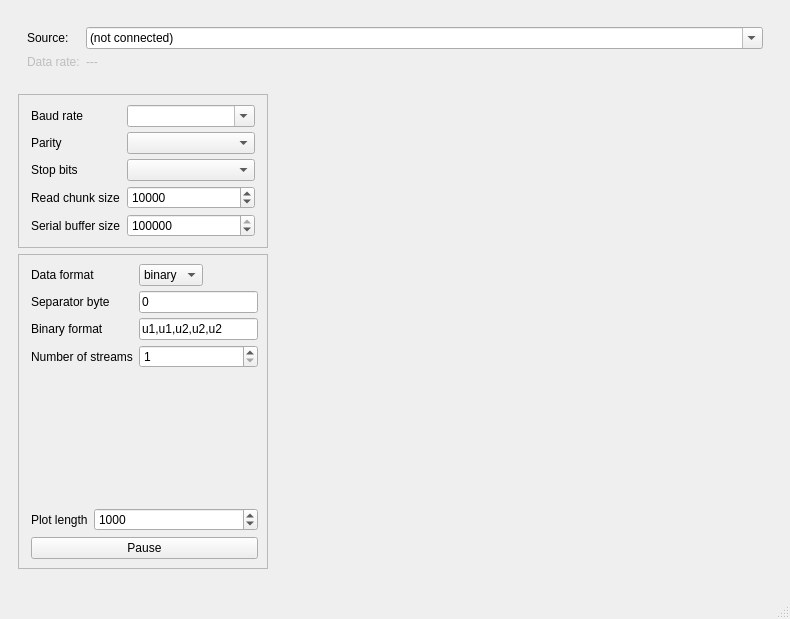
Old version of the form src/splot/splot.ui in the repository starfishneuroscience/splot.
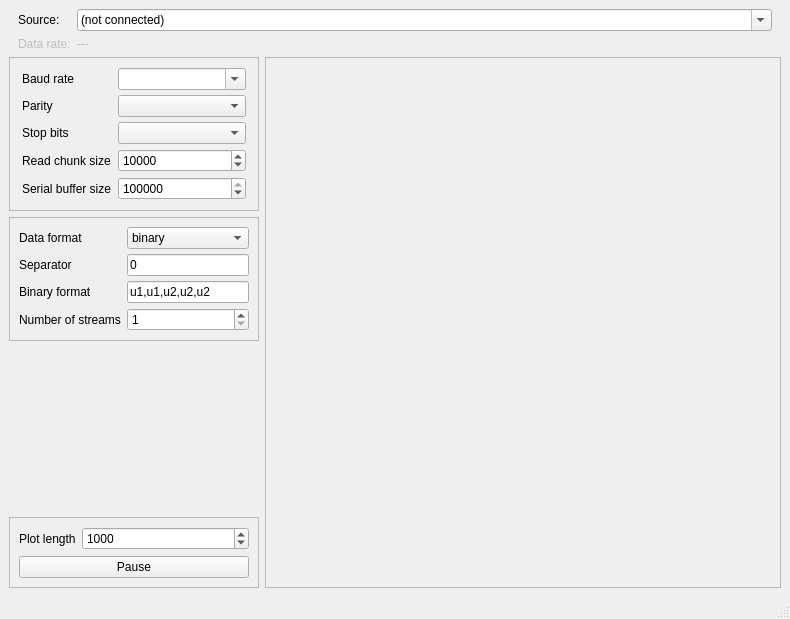
New version of the form.

Commit message:
UI fixes and some ASCII parsing fixes (#3)
See README for changelog.

```diff
--- a/src/splot/splot.ui
+++ b/src/splot/splot.ui
@@ -15,6 +15,18 @@
   </property>
   <widget class="QWidget" name="centralwidget">
    <layout class="QHBoxLayout" name="horizontalLayout">
+    <property name="leftMargin">
+     <number>0</number>
+    </property>
+    <property name="topMargin">
+     <number>0</number>
+    </property>
+    <property name="rightMargin">
+     <number>0</number>
+    </property>
+    <property name="bottomMargin">
+     <number>0</number>
+    </property>
     <item>
      <widget class="QFrame" name="verticalFrame_2">
       <property name="sizePolicy">
@@ -25,7 +37,7 @@
       </property>
       <layout class="QVBoxLayout" name="verticalLayout_3">
        <item>
-        <widget class="QFrame" name="formFrame_3">
+        <widget class="QFrame" name="sourceFrame_2">
          <property name="sizePolicy">
           <sizepolicy hsizetype="Expanding" vsizetype="Fixed">
            <horstretch>0</horstretch>
@@ -42,11 +54,20 @@
           <enum>QFrame::Plain</enum>
          </property>
          <layout class="QFormLayout" name="sourceFrame">
+          <property name="fieldGrowthPolicy">
+           <enum>QFormLayout::ExpandingFieldsGrow</enum>
+          </property>
           <property name="formAlignment">
            <set>Qt::AlignLeading|Qt::AlignLeft|Qt::AlignTop</set>
           </property>
+          <property name="topMargin">
+           <number>0</number>
+          </property>
+          <property name="bottomMargin">
+           <number>0</number>
+          </property>
           <item row="0" column="0">
-           <widget class="QLabel" name="label_5">
+           <widget class="QLabel" name="sourceLabel">
             <property name="sizePolicy">
              <sizepolicy hsizetype="Preferred" vsizetype="Preferred">
               <horstretch>0</horstretch>
@@ -112,7 +133,7 @@
         </widget>
        </item>
        <item>
-        <layout class="QHBoxLayout" name="horizontalLayout_6">
+        <layout class="QHBoxLayout" name="horizontalLayout_2">
          <item>
           <widget class="QFrame" name="leftFrame">
            <property name="sizePolicy">
@@ -138,13 +159,13 @@
              <number>0</number>
             </property>
             <property name="topMargin">
-             <number>10</number>
+             <number>0</number>
             </property>
             <property name="rightMargin">
              <number>0</number>
             </property>
             <property name="bottomMargin">
-             <number>10</number>
+             <number>0</number>
             </property>
             <item>
              <widget class="QFrame" name="serialParametersFrame">
@@ -161,6 +182,9 @@
                <enum>QFrame::Raised</enum>
               </property>
               <layout class="QFormLayout" name="serialParametersFormLayout">
+               <property name="fieldGrowthPolicy">
+                <enum>QFormLayout::ExpandingFieldsGrow</enum>
+               </property>
                <property name="verticalSpacing">
                 <number>5</number>
                </property>
@@ -185,6 +209,12 @@
                </item>
                <item row="0" column="1">
                 <widget class="QComboBox" name="serialBaudRateComboBox">
+                 <property name="sizePolicy">
+                  <sizepolicy hsizetype="Expanding" vsizetype="Fixed">
+                   <horstretch>0</horstretch>
+                   <verstretch>0</verstretch>
+                  </sizepolicy>
+                 </property>
                  <property name="editable">
                   <bool>true</bool>
                  </property>
@@ -198,7 +228,14 @@
                 </widget>
                </item>
                <item row="1" column="1">
-                <widget class="QComboBox" name="serialParityComboBox"/>
+                <widget class="QComboBox" name="serialParityComboBox">
+                 <property name="sizePolicy">
+                  <sizepolicy hsizetype="Expanding" vsizetype="Fixed">
+                   <horstretch>0</horstretch>
+                   <verstretch>0</verstretch>
+                  </sizepolicy>
+                 </property>
+                </widget>
                </item>
                <item row="2" column="0">
                 <widget class="QLabel" name="serialStopBitsLabel">
@@ -208,44 +245,51 @@
                 </widget>
                </item>
                <item row="2" column="1">
-                <widget class="QComboBox" name="serialStopBitsComboBox"/>
+                <widget class="QComboBox" name="serialStopBitsComboBox">
+                 <property name="sizePolicy">
+                  <sizepolicy hsizetype="Expanding" vsizetype="Fixed">
+                   <horstretch>0</horstretch>
+                   <verstretch>0</verstretch>
+                  </sizepolicy>
+                 </property>
+                </widget>
                </item>
-               <item row="3" column="0">
+               <item row="4" column="0">
                 <widget class="QLabel" name="serialReadChunkSizeLabel">
                  <property name="text">
                   <string>Read chunk size</string>
                  </property>
                 </widget>
                </item>
-               <item row="3" column="1">
-                <widget class="QSpinBox" name="serialBufferSizeSpinBox">
-                 <property name="sizePolicy">
-                  <sizepolicy hsizetype="Expanding" vsizetype="Fixed">
-                   <horstretch>0</horstretch>
-                   <verstretch>0</verstretch>
-                  </sizepolicy>
-                 </property>
-                 <property name="keyboardTracking">
-                  <bool>false</bool>
-                 </property>
-                 <property name="minimum">
-                  <number>10</number>
-                 </property>
-                 <property name="maximum">
-                  <number>100000</number>
-                 </property>
-                 <property name="value">
-                  <number>10000</number>
-                 </property>
-                </widget>
-               </item>
-               <item row="4" column="0">
+               <item row="5" column="0">
                 <widget class="QLabel" name="serialBufferSizeLabel">
                  <property name="text">
                   <string>Serial buffer size</string>
                  </property>
                 </widget>
                </item>
+               <item row="5" column="1">
+                <widget class="QSpinBox" name="serialBufferSizeSpinBox">
+                 <property name="sizePolicy">
+                  <sizepolicy hsizetype="Expanding" vsizetype="Fixed">
+                   <horstretch>0</horstretch>
+                   <verstretch>0</verstretch>
+                  </sizepolicy>
+                 </property>
+                 <property name="keyboardTracking">
+                  <bool>false</bool>
+                 </property>
+                 <property name="minimum">
+                  <number>10</number>
+                 </property>
+                 <property name="maximum">
+                  <number>99999999</number>
+                 </property>
+                 <property name="value">
+                  <number>100000</number>
+                 </property>
+                </widget>
+               </item>
                <item row="4" column="1">
                 <widget class="QSpinBox" name="serialReadChunkSizeSpinBox">
                  <property name="sizePolicy">
@@ -264,7 +308,7 @@
                   <number>99999999</number>
                  </property>
                  <property name="value">
-                  <number>100000</number>
+                  <number>10000</number>
                  </property>
                 </widget>
                </item>
@@ -272,21 +316,13 @@
              </widget>
             </item>
             <item>
-             <widget class="QFrame" name="streamProcessorParametersFrame">
-              <property name="enabled">
-               <bool>true</bool>
-              </property>
+             <widget class="QFrame" name="">
               <property name="frameShape">
                <enum>QFrame::StyledPanel</enum>
               </property>
               <property name="frameShadow">
                <enum>QFrame::Raised</enum>
               </property>
-              <layout class="QVBoxLayout" name="verticalLayout_6">
-               <property name="leftMargin">
-                <number>12</number>
-               </property>
-               <item>
                 <layout class="QFormLayout" name="formLayout">
                  <property name="fieldGrowthPolicy">
                   <enum>QFormLayout::ExpandingFieldsGrow</enum>
@@ -306,6 +342,12 @@
                  </item>
                  <item row="0" column="1">
                   <widget class="QComboBox" name="dataFormatComboBox">
+                 <property name="sizePolicy">
+                  <sizepolicy hsizetype="Expanding" vsizetype="Fixed">
+                   <horstretch>0</horstretch>
+                   <verstretch>0</verstretch>
+                  </sizepolicy>
+                 </property>
                    <item>
                     <property name="text">
                      <string>binary</string>
@@ -321,7 +363,7 @@
                  <item row="1" column="0">
                   <widget class="QLabel" name="messageDelimiterLabel">
                    <property name="text">
-                    <string>Separator byte</string>
+                  <string>Separator</string>
                    </property>
                   </widget>
                  </item>
@@ -382,6 +424,7 @@
                   </widget>
                  </item>
                 </layout>
+             </widget>
                </item>
                <item>
                 <spacer name="verticalSpacer_3">
@@ -397,7 +440,17 @@
                 </spacer>
                </item>
                <item>
+             <widget class="QFrame" name="">
+              <property name="frameShape">
+               <enum>QFrame::StyledPanel</enum>
+              </property>
+              <property name="frameShadow">
+               <enum>QFrame::Raised</enum>
+              </property>
                 <layout class="QFormLayout" name="formLayout_4">
+               <property name="fieldGrowthPolicy">
+                <enum>QFormLayout::ExpandingFieldsGrow</enum>
+               </property>
                  <item row="0" column="0">
                   <widget class="QLabel" name="plotLengthLabel">
                    <property name="text">
@@ -427,9 +480,7 @@
                    </property>
                   </widget>
                  </item>
-                </layout>
-               </item>
-               <item>
+               <item row="1" column="0" colspan="2">
                 <widget class="QPushButton" name="pausePushButton">
                  <property name="text">
                   <string>Pause</string>
@@ -447,6 +498,12 @@
          </item>
          <item>
           <widget class="QFrame" name="verticalFrame">
+           <property name="frameShape">
+            <enum>QFrame::StyledPanel</enum>
+           </property>
+           <property name="frameShadow">
+            <enum>QFrame::Raised</enum>
+           </property>
            <layout class="QVBoxLayout" name="plotVBoxLayout"/>
           </widget>
          </item>
```
Lines whose indentation alone changed are shown as unchanged. The commit also changes 5 other files.
